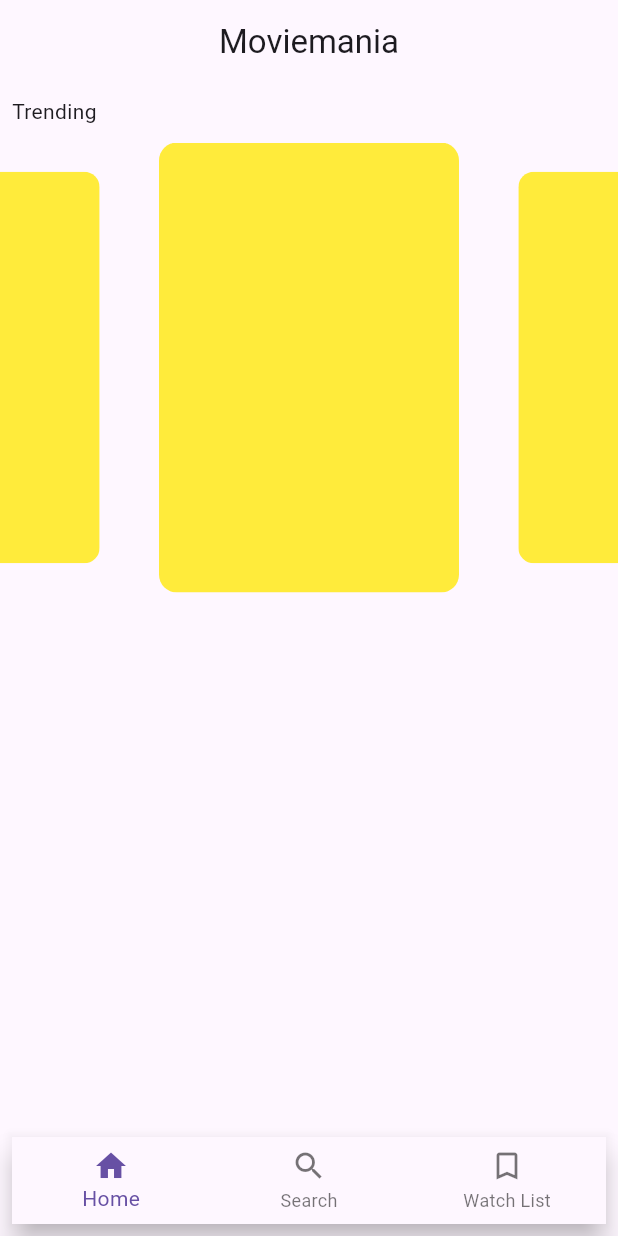
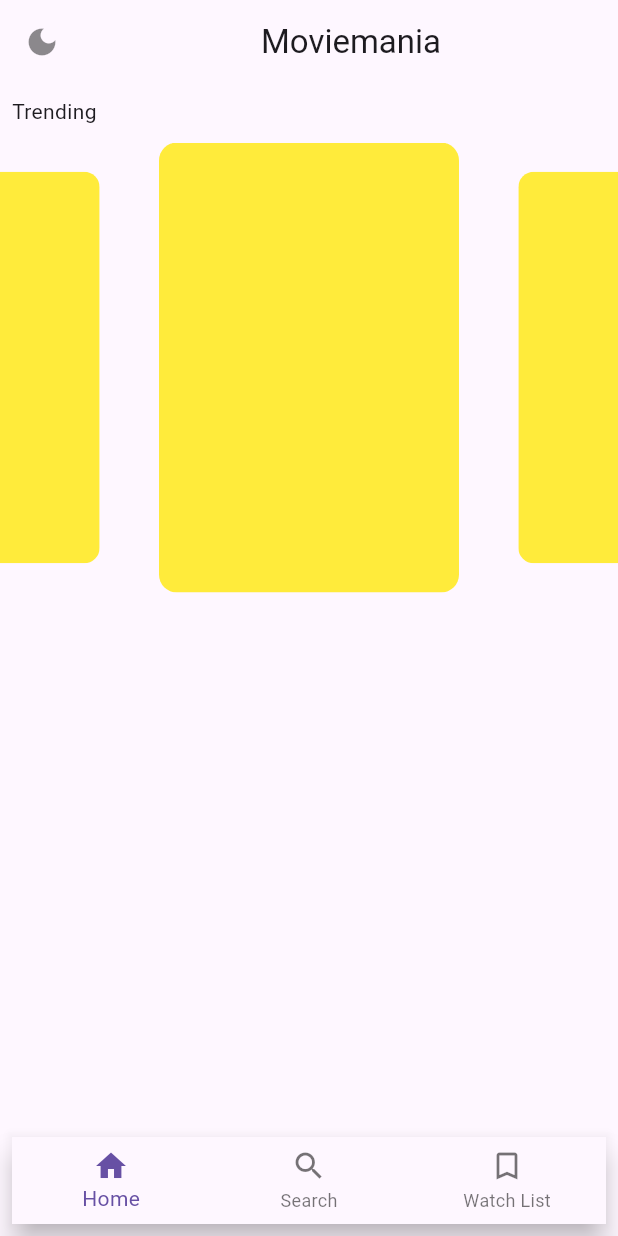
Before and after one commit to Ma7moudMSA/MovieMania, a Flutter app: the screen it shows after launch, on a phone screen of 412 x 824 dp. Run offline on Flutter 3.47's test engine with Material 3 defaults, Android fonts, the phone set to English and light mode, and no system bars; drawn by our look-alikes of carousel_slider.

Commit message:
dark mode button

```diff
--- a/lib/main.dart
+++ b/lib/main.dart
@@ -5,13 +5,24 @@ import 'footer.dart';
 bool backgroundColor = true; // 1 for dark theme, 0 for light theme
 bool isitdark = false;
 
+Widget buildIcon() {
+  return backgroundColor == isitdark
+      ? Icon(Icons.dark_mode, color: Colors.white)
+      : Icon(Icons.dark_mode, color: Colors.black45);
+}
+
 void main() {
   runApp(const MyApp());
 }
 
-class MyApp extends StatelessWidget {
+class MyApp extends StatefulWidget {
   const MyApp({super.key});
 
+  @override
+  State<MyApp> createState() => _MyAppState();
+}
+
+class _MyAppState extends State<MyApp> {
   @override
   Widget build(BuildContext context) {
     return MaterialApp(
@@ -25,6 +36,16 @@ class MyApp extends StatelessWidget {
           backgroundColor: Colors.transparent,
           elevation: 0,
           title: Center(child: Text("Moviemania")),
+          leading: GestureDetector(
+            onTap: () {
+              setState(() {
+                isitdark = !isitdark;
+
+              });
+              print('Icon tapped!');
+            },
+            child: buildIcon(),
+          ),
         ),
         body: SingleChildScrollView(
           physics: const BouncingScrollPhysics(),
```
